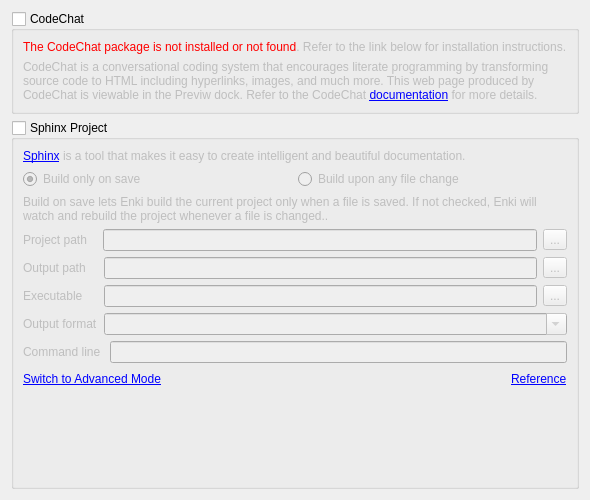
andreikop/enki, file enki/plugins/preview/Settings.ui: the form before one commit.
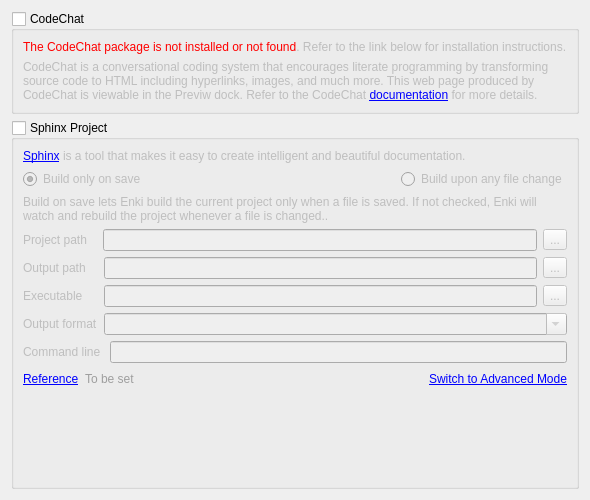
The form after the commit.

Commit message: Add: As pylint, executable check is done in the setting window. subprocess is called to judge whether the input executable is valid or not.

Patch:
```diff
--- a/enki/plugins/preview/Settings.ui
+++ b/enki/plugins/preview/Settings.ui
@@ -86,6 +86,19 @@
           </property>
          </widget>
         </item>
+        <item>
+         <spacer name="horizontalSpacer_2">
+          <property name="orientation">
+           <enum>Qt::Horizontal</enum>
+          </property>
+          <property name="sizeHint" stdset="0">
+           <size>
+            <width>40</width>
+            <height>20</height>
+           </size>
+          </property>
+         </spacer>
+        </item>
         <item>
          <widget class="QRadioButton" name="rbBuildOnFileChange">
           <property name="layoutDirection">
@@ -249,32 +262,6 @@
       </item>
       <item>
        <layout class="QHBoxLayout" name="horizontalLayout">
-        <item>
-         <widget class="QLabel" name="lbSphinxEnableAdvMode">
-          <property name="enabled">
-           <bool>false</bool>
-          </property>
-          <property name="cursor">
-           <cursorShape>PointingHandCursor</cursorShape>
-          </property>
-          <property name="text">
-           <string>&lt;html&gt;&lt;head/&gt;&lt;body&gt;&lt;p&gt;&lt;span style=&quot; text-decoration: underline; color:#0000ff;&quot;&gt;Switch to Advanced Mode&lt;/span&gt;&lt;/p&gt;&lt;/body&gt;&lt;/html&gt;</string>
-          </property>
-         </widget>
-        </item>
-        <item>
-         <spacer name="horizontalSpacer">
-          <property name="orientation">
-           <enum>Qt::Horizontal</enum>
-          </property>
-          <property name="sizeHint" stdset="0">
-           <size>
-            <width>40</width>
-            <height>20</height>
-           </size>
-          </property>
-         </spacer>
-        </item>
         <item>
          <widget class="QLabel" name="lbSphinxReference">
           <property name="enabled">
@@ -291,6 +278,76 @@
           </property>
          </widget>
         </item>
+        <item>
+         <widget class="QLabel" name="leValidateSphinxExecutable">
+          <property name="palette">
+           <palette>
+            <active>
+             <colorrole role="WindowText">
+              <brush brushstyle="SolidPattern">
+               <color alpha="255">
+                <red>255</red>
+                <green>0</green>
+                <blue>0</blue>
+               </color>
+              </brush>
+             </colorrole>
+            </active>
+            <inactive>
+             <colorrole role="WindowText">
+              <brush brushstyle="SolidPattern">
+               <color alpha="255">
+                <red>255</red>
+                <green>0</green>
+                <blue>0</blue>
+               </color>
+              </brush>
+             </colorrole>
+            </inactive>
+            <disabled>
+             <colorrole role="WindowText">
+              <brush brushstyle="SolidPattern">
+               <color alpha="255">
+                <red>158</red>
+                <green>158</green>
+                <blue>158</blue>
+               </color>
+              </brush>
+             </colorrole>
+            </disabled>
+           </palette>
+          </property>
+          <property name="text">
+           <string>To be set</string>
+          </property>
+         </widget>
+        </item>
+        <item>
+         <spacer name="horizontalSpacer">
+          <property name="orientation">
+           <enum>Qt::Horizontal</enum>
+          </property>
+          <property name="sizeHint" stdset="0">
+           <size>
+            <width>40</width>
+            <height>20</height>
+           </size>
+          </property>
+         </spacer>
+        </item>
+        <item>
+         <widget class="QLabel" name="lbSphinxEnableAdvMode">
+          <property name="enabled">
+           <bool>false</bool>
+          </property>
+          <property name="cursor">
+           <cursorShape>PointingHandCursor</cursorShape>
+          </property>
+          <property name="text">
+           <string>&lt;html&gt;&lt;head/&gt;&lt;body&gt;&lt;p&gt;&lt;span style=&quot; text-decoration: underline; color:#0000ff;&quot;&gt;Switch to Advanced Mode&lt;/span&gt;&lt;/p&gt;&lt;/body&gt;&lt;/html&gt;</string>
+          </property>
+         </widget>
+        </item>
        </layout>
       </item>
       <item>
```
Left out of the diff: 4 changed lines with no effect on the pictures. The commit also changes 1 other file.
